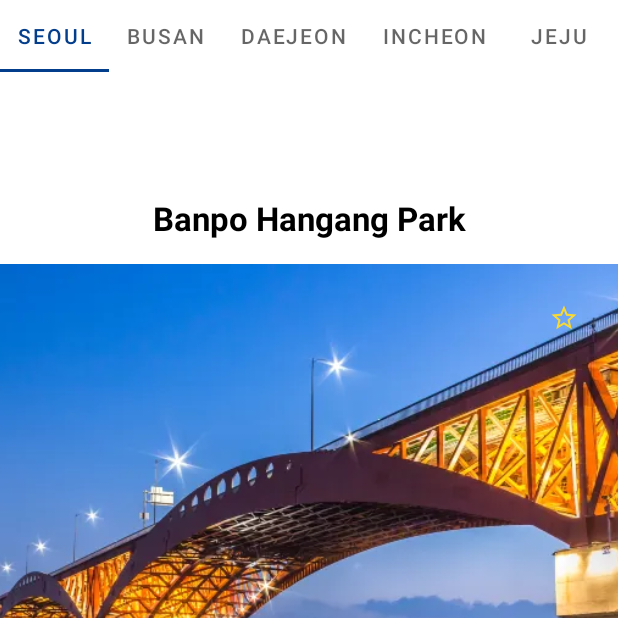
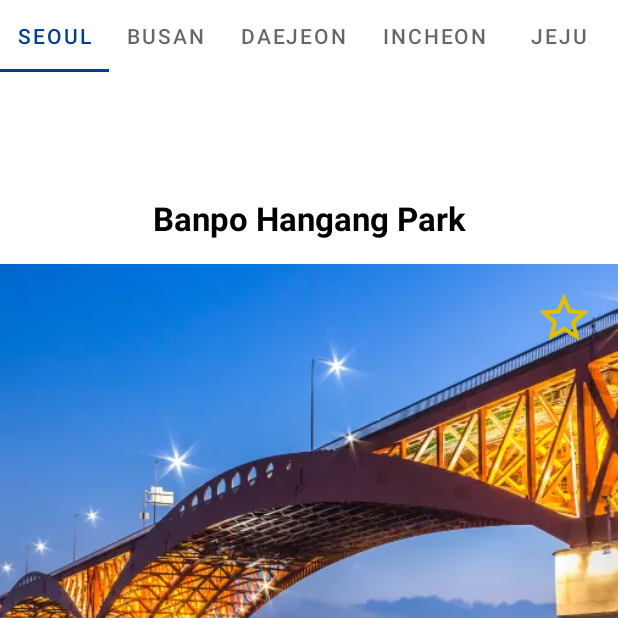
Before and after one commit to jiwonnee/StarTrail, an Android app: the screen it shows after launch (MainActivity), item 2 of the bottom bar chosen, on a phone screen of 412 x 824 dp, the top half of it. Run offline under Robolectric (Android 15) with nearby library versions, the phone set to English and light mode, and no system bars; our stand-ins replace navigation-ui.

Commit message:
Star file added

```diff
--- a/app/src/main/java/com/example/tg/ui/landscape/ImageFragment.kt
+++ b/app/src/main/java/com/example/tg/ui/landscape/ImageFragment.kt
@@ -62,9 +62,9 @@ class ImageFragment : Fragment() {
 
     private fun updateStarIcon() {
         if (isFavorite) {
-            binding.btnFavorite.setImageResource(R.drawable.ic_star)
+            binding.btnFavorite.setImageResource(R.drawable.ic_star2)
         } else {
-            binding.btnFavorite.setImageResource(R.drawable.ic_star_border)
+            binding.btnFavorite.setImageResource(R.drawable.ic_star_border2)
         }
     }
 
--- /dev/null
+++ b/app/src/main/res/drawable/ic_star2.xml
@@ -0,0 +1,5 @@
+<vector xmlns:android="http://schemas.android.com/apk/res/android" android:height="40dp" android:tint="#F8D934" android:viewportHeight="24" android:viewportWidth="24" android:width="40dp">
+
+    <path android:fillColor="@android:color/white" android:pathData="M12,17.27L18.18,21l-1.64,-7.03L22,9.24l-7.19,-0.61L12,2 9.19,8.63 2,9.24l5.46,4.73L5.82,21z"/>
+
+</vector>
--- /dev/null
+++ b/app/src/main/res/drawable/ic_star_border2.xml
@@ -0,0 +1,5 @@
+<vector xmlns:android="http://schemas.android.com/apk/res/android" android:height="40dp" android:tint="#E2BF00" android:viewportHeight="24" android:viewportWidth="24" android:width="40dp">
+
+    <path android:fillColor="@android:color/white" android:pathData="M22,9.24l-7.19,-0.62L12,2 9.19,8.63 2,9.24l5.46,4.73L5.82,21 12,17.27 18.18,21l-1.63,-7.03L22,9.24zM12,15.4l-3.76,2.27 1,-4.28 -3.32,-2.88 4.38,-0.38L12,6.1l1.71,4.04 4.38,0.38 -3.32,2.88 1,4.28L12,15.4z"/>
+
+</vector>
--- a/app/src/main/res/layout/fragment_image.xml
+++ b/app/src/main/res/layout/fragment_image.xml
@@ -31,6 +31,6 @@
             android:layout_gravity="end|top"
             android:layout_margin="12dp"
             android:background="@android:color/transparent"
-            android:src="@drawable/ic_star_border"/>
+            android:src="@drawable/ic_star_border2"/>
     </FrameLayout>
 </LinearLayout>
```
